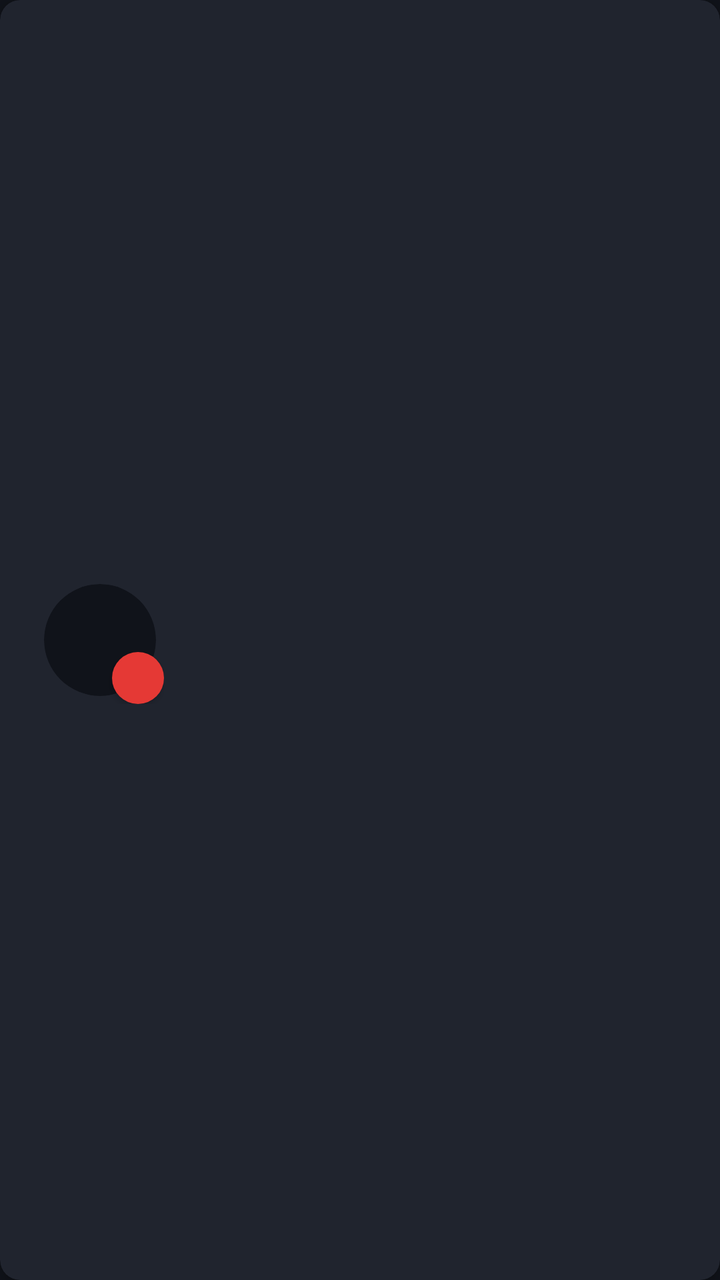
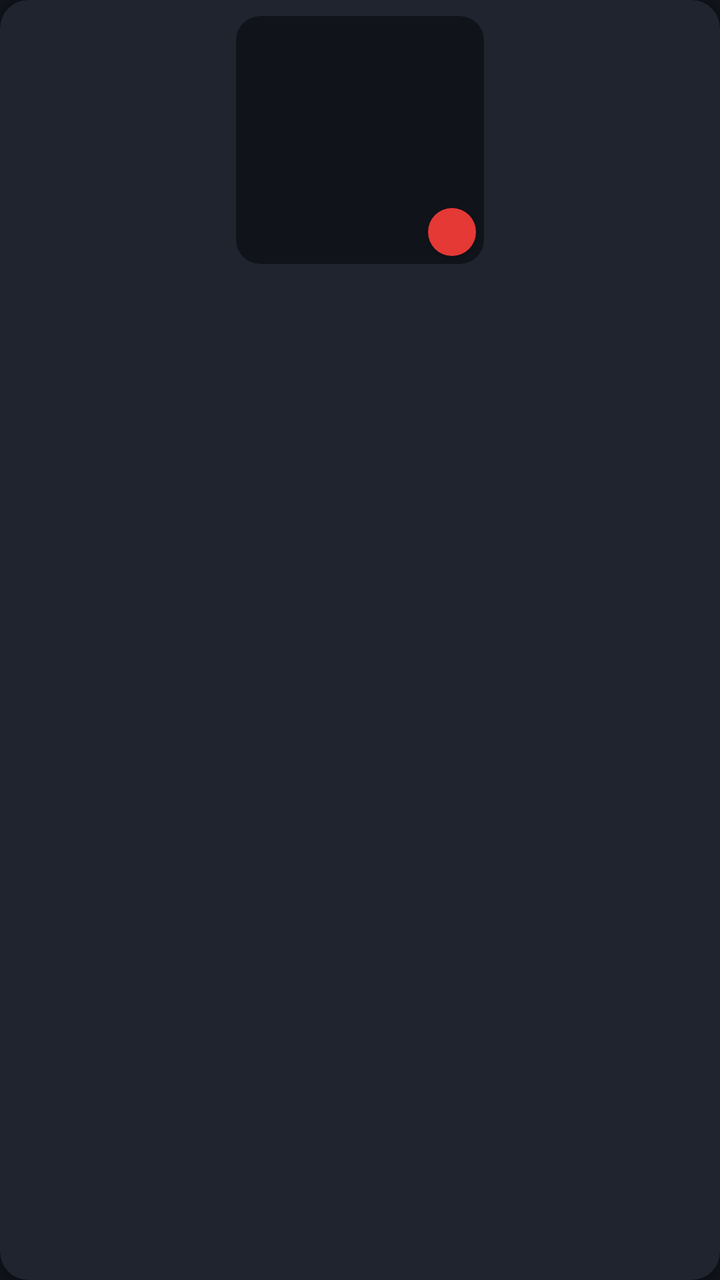

Compare the two renders of this Android layout. The source of the first and the diff that turns it into the second are given below.
<!-- AndroidManifest.xml: application theme Theme.YourTV -->
<!-- res/layout/item_channel.xml -->
<?xml version="1.0" encoding="utf-8"?>
<androidx.cardview.widget.CardView xmlns:android="http://schemas.android.com/apk/res/android"
    xmlns:app="http://schemas.android.com/apk/res-auto"
    android:layout_width="match_parent"
    android:layout_height="112dp"
    android:layout_margin="8dp"
    android:focusable="true"
    android:focusableInTouchMode="true"
    android:foreground="?android:attr/selectableItemBackground"
    app:cardBackgroundColor="@color/surface"
    app:cardCornerRadius="10dp"
    app:cardElevation="4dp">

    <LinearLayout
        android:layout_width="match_parent"
        android:layout_height="match_parent"
        android:gravity="center_vertical"
        android:orientation="horizontal"
        android:padding="18dp">

        <FrameLayout
            android:layout_width="64dp"
            android:layout_height="64dp">

            <androidx.cardview.widget.CardView
                android:layout_width="56dp"
                android:layout_height="56dp"
                android:layout_gravity="center"
                app:cardBackgroundColor="@color/background"
                app:cardCornerRadius="28dp"
                app:cardElevation="0dp">

                <ImageView
                    android:id="@+id/channelIcon"
                    android:layout_width="match_parent"
                    android:layout_height="match_parent"
                    android:contentDescription="@null"
                    android:scaleType="centerCrop" />
            </androidx.cardview.widget.CardView>

            <TextView
                android:id="@+id/channelNumber"
                android:layout_width="26dp"
                android:layout_height="26dp"
                android:layout_gravity="bottom|end"
                android:background="@drawable/channel_number_badge"
                android:elevation="2dp"
                android:gravity="center"
                android:textColor="@color/text_primary"
                android:textSize="12sp"
                android:textStyle="bold" />
        </FrameLayout>

        <LinearLayout
            android:layout_width="0dp"
            android:layout_height="wrap_content"
            android:layout_marginStart="16dp"
            android:layout_weight="1"
            android:orientation="vertical">

            <TextView
                android:id="@+id/channelName"
                android:layout_width="wrap_content"
                android:layout_height="wrap_content"
                android:ellipsize="end"
                android:maxLines="1"
                android:textColor="@color/text_primary"
                android:textSize="22sp"
                android:textStyle="bold" />

            <TextView
                android:id="@+id/channelGroup"
                android:layout_width="wrap_content"
                android:layout_height="wrap_content"
                android:layout_marginTop="5dp"
                android:textColor="@color/text_secondary"
                android:textSize="14sp" />
        </LinearLayout>
    </LinearLayout>
</androidx.cardview.widget.CardView>
<!-- resources referenced by this layout -->
<resources>
  <color name="background">#10131A</color>
  <color name="surface">#20242E</color>
  <color name="text_primary">#FFFFFF</color>
  <color name="text_secondary">#B9C0CD</color>
  <!-- drawable channel_number_badge (drawable) -->
  <?xml version="1.0" encoding="utf-8"?>
  <shape xmlns:android="http://schemas.android.com/apk/res/android"
      android:shape="oval">
      <solid android:color="@color/accent" />
  </shape>
  <style name="Theme.YourTV" parent="Theme.AppCompat.NoActionBar">
          <item name="android:windowBackground">@color/background</item>
          <item name="android:colorAccent">@color/accent</item>
          <item name="android:windowFullscreen">true</item>
          <item name="android:windowNoTitle">true</item>
          <item name="android:windowActionModeOverlay">true</item>
      </style>
  <color name="accent">#E53935</color>
</resources>

<!-- the commit's change to res/layout/item_channel.xml (unified diff, before → after) -->
@@ -1,33 +1,32 @@
 <?xml version="1.0" encoding="utf-8"?>
 <androidx.cardview.widget.CardView xmlns:android="http://schemas.android.com/apk/res/android"
     xmlns:app="http://schemas.android.com/apk/res-auto"
-    android:layout_width="match_parent"
-    android:layout_height="112dp"
+    android:layout_width="164dp"
+    android:layout_height="wrap_content"
     android:layout_margin="8dp"
     android:focusable="true"
     android:focusableInTouchMode="true"
-    android:foreground="?android:attr/selectableItemBackground"
+    android:foreground="@drawable/channel_focus"
     app:cardBackgroundColor="@color/surface"
-    app:cardCornerRadius="10dp"
+    app:cardCornerRadius="14dp"
     app:cardElevation="4dp">
 
     <LinearLayout
         android:layout_width="match_parent"
-        android:layout_height="match_parent"
-        android:gravity="center_vertical"
-        android:orientation="horizontal"
-        android:padding="18dp">
+        android:layout_height="wrap_content"
+        android:gravity="center_horizontal"
+        android:orientation="vertical"
+        android:padding="8dp">
 
         <FrameLayout
-            android:layout_width="64dp"
-            android:layout_height="64dp">
+            android:layout_width="124dp"
+            android:layout_height="124dp">
 
             <androidx.cardview.widget.CardView
-                android:layout_width="56dp"
-                android:layout_height="56dp"
-                android:layout_gravity="center"
+                android:layout_width="124dp"
+                android:layout_height="124dp"
                 app:cardBackgroundColor="@color/background"
-                app:cardCornerRadius="28dp"
+                app:cardCornerRadius="12dp"
                 app:cardElevation="0dp">
 
                 <ImageView
@@ -40,41 +39,28 @@
 
             <TextView
                 android:id="@+id/channelNumber"
-                android:layout_width="26dp"
-                android:layout_height="26dp"
+                android:layout_width="24dp"
+                android:layout_height="24dp"
                 android:layout_gravity="bottom|end"
+                android:layout_margin="4dp"
                 android:background="@drawable/channel_number_badge"
                 android:elevation="2dp"
                 android:gravity="center"
                 android:textColor="@color/text_primary"
-                android:textSize="12sp"
+                android:textSize="11sp"
                 android:textStyle="bold" />
         </FrameLayout>
 
-        <LinearLayout
-            android:layout_width="0dp"
+        <TextView
+            android:id="@+id/channelName"
+            android:layout_width="match_parent"
             android:layout_height="wrap_content"
-            android:layout_marginStart="16dp"
-            android:layout_weight="1"
-            android:orientation="vertical">
-
-            <TextView
-                android:id="@+id/channelName"
-                android:layout_width="wrap_content"
-                android:layout_height="wrap_content"
-                android:ellipsize="end"
-                android:maxLines="1"
-                android:textColor="@color/text_primary"
-                android:textSize="22sp"
-                android:textStyle="bold" />
-
-            <TextView
-                android:id="@+id/channelGroup"
-                android:layout_width="wrap_content"
-                android:layout_height="wrap_content"
-                android:layout_marginTop="5dp"
-                android:textColor="@color/text_secondary"
-                android:textSize="14sp" />
-        </LinearLayout>
+            android:layout_marginTop="8dp"
+            android:ellipsize="end"
+            android:gravity="center"
+            android:maxLines="1"
+            android:textColor="@color/text_primary"
+            android:textSize="16sp"
+            android:textStyle="bold" />
     </LinearLayout>
 </androidx.cardview.widget.CardView>
<!-- resource entries referenced after the edit -->
@@ -3,7 +3,25 @@
   <color name="background">#10131A</color>
   <color name="surface">#20242E</color>
   <color name="text_primary">#FFFFFF</color>
-  <color name="text_secondary">#B9C0CD</color>
+  <!-- drawable channel_focus (drawable) -->
+  <?xml version="1.0" encoding="utf-8"?>
+  <selector xmlns:android="http://schemas.android.com/apk/res/android">
+      <item android:state_focused="true">
+          <shape android:shape="rectangle">
+              <solid android:color="#1FE53935" />
+              <stroke
+                  android:width="2dp"
+                  android:color="@color/accent" />
+              <corners android:radius="14dp" />
+          </shape>
+      </item>
+      <item>
+          <shape android:shape="rectangle">
+              <solid android:color="#00000000" />
+              <corners android:radius="14dp" />
+          </shape>
+      </item>
+  </selector>
   <!-- drawable channel_number_badge (drawable) -->
   <?xml version="1.0" encoding="utf-8"?>
   <shape xmlns:android="http://schemas.android.com/apk/res/android"
